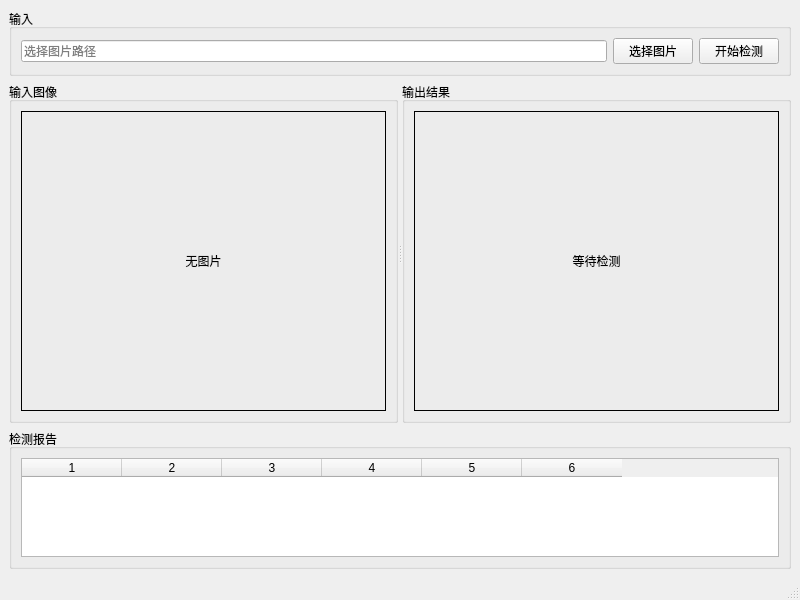
Before: the Qt Designer form mainwindow.ui in ppsjeo9/qt_yolo, drawn with Qt 5.
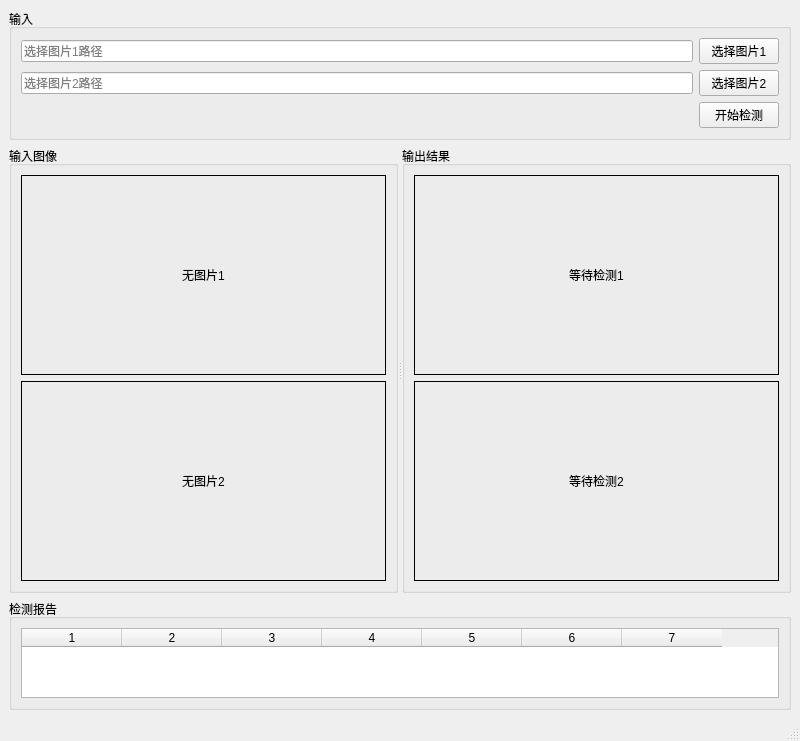
After: the same form once the commit is applied.

```diff
--- a/mainwindow.ui
+++ b/mainwindow.ui
@@ -20,20 +20,57 @@
       <property name="title">
        <string>输入</string>
       </property>
-      <layout class="QHBoxLayout" name="horizontalLayoutInput">
+      <layout class="QVBoxLayout" name="verticalLayoutInputControls">
        <item>
-        <widget class="QLineEdit" name="lineEditImagePath">
+        <layout class="QHBoxLayout" name="horizontalLayoutImage1">
+         <item>
+          <widget class="QLineEdit" name="lineEditImagePath1">
          <property name="placeholderText">
-          <string>选择图片路径</string>
+            <string>选择图片1路径</string>
          </property>
         </widget>
        </item>
        <item>
-        <widget class="QPushButton" name="btnBrowse">
+          <widget class="QPushButton" name="btnBrowse1">
          <property name="text">
-          <string>选择图片</string>
-         </property>
-        </widget>
+            <string>选择图片1</string>
+           </property>
+          </widget>
+         </item>
+        </layout>
+       </item>
+       <item>
+        <layout class="QHBoxLayout" name="horizontalLayoutImage2">
+         <item>
+          <widget class="QLineEdit" name="lineEditImagePath2">
+           <property name="placeholderText">
+            <string>选择图片2路径</string>
+           </property>
+          </widget>
+         </item>
+         <item>
+          <widget class="QPushButton" name="btnBrowse2">
+           <property name="text">
+            <string>选择图片2</string>
+           </property>
+          </widget>
+         </item>
+        </layout>
+       </item>
+       <item>
+        <layout class="QHBoxLayout" name="horizontalLayoutStart">
+         <item>
+          <spacer name="horizontalSpacer">
+           <property name="orientation">
+            <enum>Qt::Horizontal</enum>
+           </property>
+           <property name="sizeHint" stdset="0">
+            <size>
+             <width>40</width>
+             <height>20</height>
+            </size>
+           </property>
+          </spacer>
        </item>
        <item>
         <widget class="QPushButton" name="btnStart">
@@ -43,6 +80,8 @@
         </widget>
        </item>
       </layout>
+       </item>
+      </layout>
      </widget>
     </item>
     <item>
@@ -60,7 +99,7 @@
           <property name="minimumSize">
            <size>
             <width>300</width>
-            <height>300</height>
+           <height>200</height>
            </size>
           </property>
           <property name="frameShape">
@@ -70,7 +109,26 @@
            <set>Qt::AlignCenter</set>
           </property>
           <property name="text">
-           <string>无图片</string>
+          <string>无图片1</string>
+         </property>
+        </widget>
+       </item>
+       <item>
+        <widget class="QLabel" name="labelInput2">
+         <property name="minimumSize">
+          <size>
+           <width>300</width>
+           <height>200</height>
+          </size>
+         </property>
+         <property name="frameShape">
+          <enum>QFrame::Box</enum>
+         </property>
+         <property name="alignment">
+          <set>Qt::AlignCenter</set>
+         </property>
+         <property name="text">
+          <string>无图片2</string>
           </property>
          </widget>
         </item>
@@ -86,7 +144,7 @@
           <property name="minimumSize">
            <size>
             <width>300</width>
-            <height>300</height>
+           <height>200</height>
            </size>
           </property>
           <property name="frameShape">
@@ -96,7 +154,26 @@
            <set>Qt::AlignCenter</set>
           </property>
           <property name="text">
-           <string>等待检测</string>
+          <string>等待检测1</string>
+         </property>
+        </widget>
+       </item>
+       <item>
+        <widget class="QLabel" name="labelOutput2">
+         <property name="minimumSize">
+          <size>
+           <width>300</width>
+           <height>200</height>
+          </size>
+         </property>
+         <property name="frameShape">
+          <enum>QFrame::Box</enum>
+         </property>
+         <property name="alignment">
+          <set>Qt::AlignCenter</set>
+         </property>
+         <property name="text">
+          <string>等待检测2</string>
           </property>
          </widget>
         </item>
@@ -116,7 +193,7 @@
           <number>0</number>
          </property>
          <property name="columnCount">
-          <number>6</number>
+          <number>7</number>
          </property>
         </widget>
        </item>
```
Left out of the diff: 4 changed lines with no effect on the pictures. Lines whose indentation alone changed are shown as unchanged.
